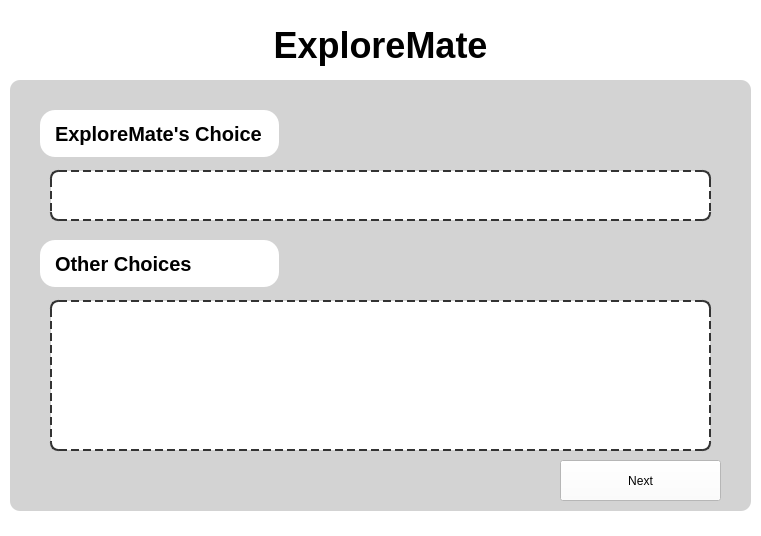
The window that Frontend/resultwindow.ui (PrathamKSrivastav/ExploreMate) describes before a commit, drawn with Qt 5.
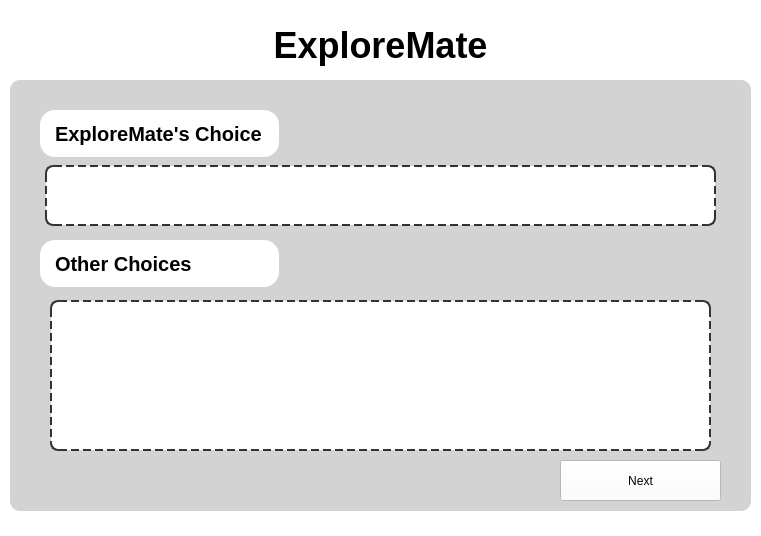
The same window after the commit.

What changed in the file:
```diff
--- a/Frontend/resultwindow.ui
+++ b/Frontend/resultwindow.ui
@@ -89,32 +89,6 @@
     <string>ExploreMate's Choice</string>
    </property>
   </widget>
-  <widget class="QFrame" name="ExpChoice">
-   <property name="geometry">
-    <rect>
-     <x>40</x>
-     <y>160</y>
-     <width>681</width>
-     <height>71</height>
-    </rect>
-   </property>
-   <property name="styleSheet">
-    <string notr="true">QFrame{
-    border: 2px dashed #333; /* Dashed border */
-    border-radius: 8px; /* Rounded corners */
-    height: 200px; /* Set height for the block */
-    margin: 10px; /* Space around the block */
-    padding: 10px; /* Padding inside the block */
-}
-</string>
-   </property>
-   <property name="frameShape">
-    <enum>QFrame::Shape::StyledPanel</enum>
-   </property>
-   <property name="frameShadow">
-    <enum>QFrame::Shadow::Raised</enum>
-   </property>
-  </widget>
   <widget class="QLabel" name="Heading2">
    <property name="geometry">
     <rect>
@@ -197,6 +171,37 @@
     <string>Next</string>
    </property>
   </widget>
+  <widget class="QLabel" name="ExpChoice">
+   <property name="geometry">
+    <rect>
+     <x>40</x>
+     <y>160</y>
+     <width>681</width>
+     <height>71</height>
+    </rect>
+   </property>
+   <property name="styleSheet">
+    <string notr="true">QFrame{
+    border: 2px dashed #333; /* Dashed border */
+    border-radius: 8px; /* Rounded corners */
+    height: 200px; /* Set height for the block */
+    margin: 5px; /* Space around the block */
+    padding: 5px; /* Padding inside the block */
+	padding-right:5px;
+	color:black;
+	font-size:13px;
+	font-weight:bold;
+}
+
+</string>
+   </property>
+   <property name="text">
+    <string/>
+   </property>
+   <property name="wordWrap">
+    <bool>true</bool>
+   </property>
+  </widget>
  </widget>
  <resources/>
  <connections/>
```
